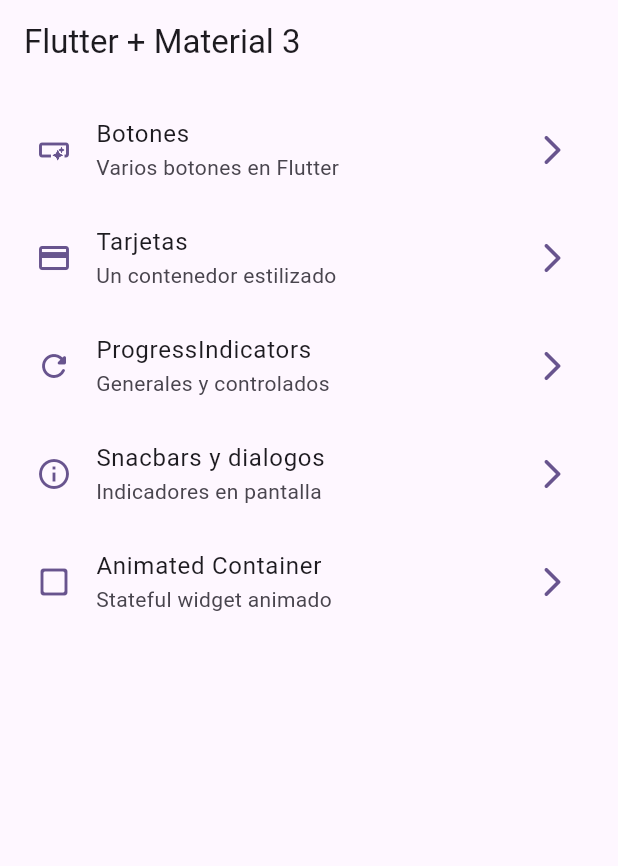
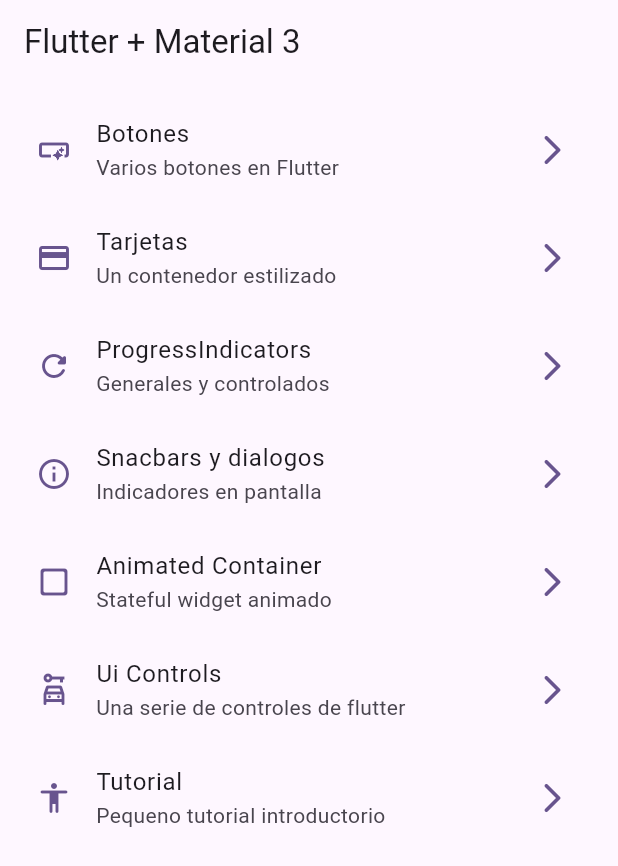
Before and after one commit to 4nacs4/Flutter-widgets-app, a Flutter app: the screen it shows after launch, on a phone screen of 412 x 824 dp. Shown: the top 866 px of the screen. Run offline on Flutter 3.47's test engine with Material 2 defaults, Android fonts, the phone set to English and light mode, and no system bars; our stand-ins replace go_router.

Commit message:
tutorial screen added

```diff
--- a/lib/config/menu/menu_items.dart
+++ b/lib/config/menu/menu_items.dart
@@ -39,4 +39,14 @@ const appMenuItems = <MenuItem>[
       subTitle: 'Stateful widget animado',
       link: '/animated',
       icon: Icons.check_box_outline_blank_rounded),
+  MenuItem(
+      title: 'Ui Controls',
+      subTitle: 'Una serie de controles de flutter',
+      link: '/ui-controls',
+      icon: Icons.car_rental_outlined),
+  MenuItem(
+      title: 'Tutorial',
+      subTitle: 'Pequeno tutorial introductorio',
+      link: '/tutorial',
+      icon: Icons.accessibility_rounded),
 ];
--- a/lib/config/router/app_router.dart
+++ b/lib/config/router/app_router.dart
@@ -35,5 +35,15 @@ final appRouter = GoRouter(
       name: AnimatedScreen.name,
       builder: (context, state) => const AnimatedScreen(),
     ),
+    GoRoute(
+      path: '/ui-controls',
+      name: UiControlsScreen.name,
+      builder: (context, state) => const UiControlsScreen(),
+    ),
+    GoRoute(
+      path: '/tutorial',
+      name: AppTutorialScreen.name,
+      builder: (context, state) => const AppTutorialScreen(),
+    ),
   ],
 );
```
